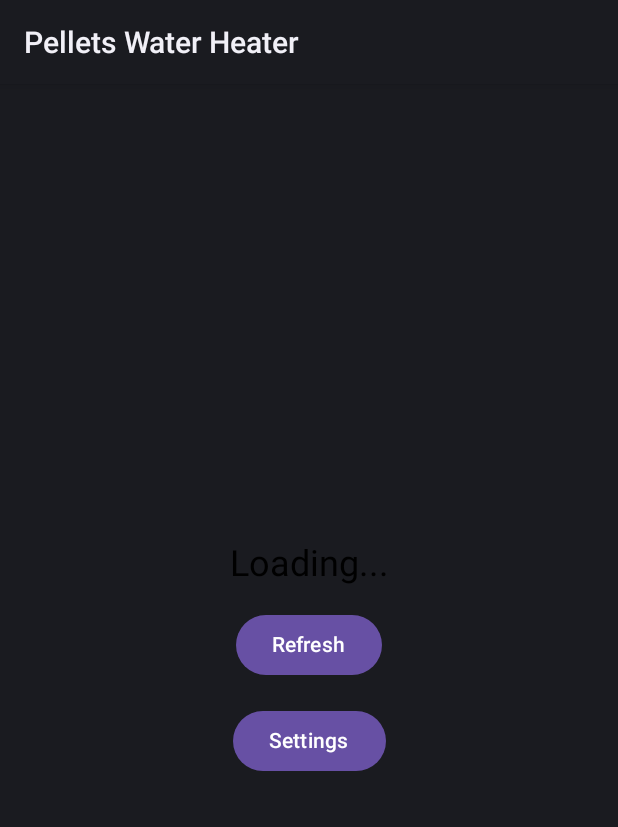
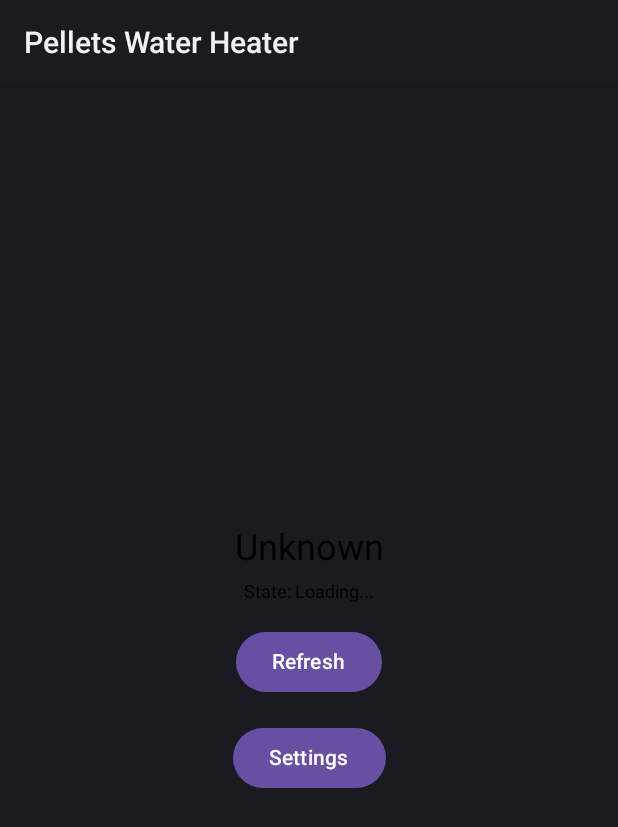
Before and after one commit to evermind-zz/PelletTemperatureWidget, an Android app built with Jetpack Compose: the screen it shows after launch (MainActivity), on a phone screen of 412 x 824 dp. Shown: the top 827 px of the screen. Run offline under Robolectric (Android 15) with nearby library versions, the phone set to English and light mode, and no system bars; libraries missing offline, so code that uses them is left out: androidx.glance, androidx.glance.appwidget; 8 statements that could not run were skipped.

Commit message:
introduce an extra state in viewModel to not clutter the temperature value

```diff
--- a/app/src/main/java/com/example/pelletswaterheater/MainActivity.kt
+++ b/app/src/main/java/com/example/pelletswaterheater/MainActivity.kt
@@ -2,7 +2,6 @@ package com.example.pelletswaterheater
 
 import android.appwidget.AppWidgetManager
 import android.content.ComponentName
-import android.content.Context
 import android.os.Bundle
 import android.widget.Toast
 import androidx.activity.ComponentActivity
@@ -14,8 +13,6 @@ import androidx.compose.foundation.layout.fillMaxSize
 import androidx.compose.foundation.layout.height
 import androidx.compose.foundation.layout.padding
 import androidx.compose.material3.Button
-import androidx.compose.material3.MaterialTheme
-import androidx.compose.material3.Surface
 import androidx.compose.material3.Text
 import androidx.compose.runtime.Composable
 import androidx.compose.runtime.collectAsState
@@ -26,19 +23,16 @@ import androidx.compose.ui.platform.LocalContext
 import androidx.compose.ui.unit.dp
 import androidx.compose.ui.unit.sp
 import androidx.glance.appwidget.updateAll
-import androidx.lifecycle.viewmodel.compose.viewModel
 import kotlinx.coroutines.CoroutineScope
 import kotlinx.coroutines.Dispatchers
 import kotlinx.coroutines.launch
-import java.text.SimpleDateFormat
-import java.util.Date
-import java.util.Locale
 
 class MainActivity : ComponentActivity() {
     override fun onCreate(savedInstanceState: Bundle?) {
         super.onCreate(savedInstanceState)
         TemperatureUtils.appContext = applicationContext // Set app context
         reinitializeWidget()
+        TemperatureUtils.forceTemperatureUpdate(this)
         TemperatureUtils.schedulePeriodicTemperatureUpdate(this)
         CoroutineScope(Dispatchers.Main).launch {
             TemperatureWidget().updateAll(this@MainActivity)
@@ -66,6 +60,7 @@ fun TemperatureDisplay(viewModel: TemperatureViewModel = TemperatureViewModel.ge
     val temperatureState by viewModel.temperature.collectAsState()
     val error by viewModel.error.collectAsState()
     val lastUpdateTime by viewModel.lastUpdateTime.collectAsState()
+    val state by viewModel.state.collectAsState()
     val context = LocalContext.current
 
     error?.let {
@@ -81,12 +76,19 @@ fun TemperatureDisplay(viewModel: TemperatureViewModel = TemperatureViewModel.ge
         horizontalAlignment = Alignment.CenterHorizontally
     ) {
         Text(
-            text = temperatureState?.let { TemperatureUtils.formatTemperature(it) } ?: "Unknown",
+            text = TemperatureUtils.formatTemperature(temperatureState),
             fontSize = 24.sp
         )
         if (lastUpdateTime > 0) {
             Text(
-                text = "Last updated: ${SimpleDateFormat("hh:mm a", Locale.getDefault()).format(Date(lastUpdateTime))}",
+                text = "Last updated: ${TemperatureUtils.formatTimeStamp(lastUpdateTime)}",
+                fontSize = 12.sp,
+                modifier = Modifier.padding(top = 8.dp)
+            )
+        }
+        if (state != null) {
+            Text(
+                text = TemperatureUtils.formattedState(state),
                 fontSize = 12.sp,
                 modifier = Modifier.padding(top = 8.dp)
             )
--- a/app/src/main/java/com/example/pelletswaterheater/TemperatureUtils.kt
+++ b/app/src/main/java/com/example/pelletswaterheater/TemperatureUtils.kt
@@ -19,6 +19,9 @@ import androidx.work.OneTimeWorkRequest
 import androidx.work.PeriodicWorkRequest
 import androidx.work.WorkRequest
 import androidx.work.workDataOf
+import java.text.SimpleDateFormat
+import java.util.Date
+import java.util.Locale
 import java.util.concurrent.TimeUnit
 
 object TemperatureUtils {
@@ -31,15 +34,22 @@ object TemperatureUtils {
 
     fun formatTemperature(rawValue: String?): String {
         return when {
-            rawValue == null || rawValue == "Loading..." -> "Loading..."
-            rawValue == "Error" || rawValue == "Wrong Network" -> rawValue
+            rawValue == null || rawValue == "Unknown" -> "Unknown"
             else -> try {
                 DecimalFormat("0.0").format(rawValue.toDouble()) + "°C"
             } catch (e: NumberFormatException) {
+                Log.d(TAG, e.message, e)
                 "Error"
             }
         }
     }
+
+    fun formatTimeStamp(lastUpdateTime: Long): String =
+        SimpleDateFormat("HH:mm:ss", Locale.getDefault()).format(Date(lastUpdateTime))
+
+    fun formattedState(state: String?) =
+        "State: $state"
+
 
     fun getSharedPrefs(context: Context): SharedPreferences {
         val masterKeyAlias = MasterKeys.getOrCreate(MasterKeys.AES256_GCM_SPEC)
--- a/app/src/main/java/com/example/pelletswaterheater/TemperatureViewModel.kt
+++ b/app/src/main/java/com/example/pelletswaterheater/TemperatureViewModel.kt
@@ -5,12 +5,17 @@ import kotlinx.coroutines.flow.MutableStateFlow
 import android.util.Log
 import kotlinx.coroutines.flow.StateFlow
 
+private val TAG = TemperatureWorker::class.java.simpleName
+
 class TemperatureViewModel : ViewModel() {
-    private val _temperature = MutableStateFlow<String?>("Loading...")
+    private val _temperature = MutableStateFlow<String?>(null)
     val temperature: StateFlow<String?> = _temperature
 
     private val _error = MutableStateFlow<String?>(null)
     val error: StateFlow<String?> = _error
+
+    private val _state = MutableStateFlow<String?>("Loading...")
+    val state: StateFlow<String?> = _state
 
     init {
         Log.d("TemperatureViewModel", "Instance created: ${this.hashCode()}")
@@ -49,4 +54,10 @@ class TemperatureViewModel : ViewModel() {
         Log.d("TemperatureViewModel", "Error cleared")
         _error.value = null
     }
+
+    fun updateState(state: String) {
+        Log.d(TAG, "State updated: $state")
+        _state.value = state
+
+    }
 }
```
Also changed, not shown: app/src/main/java/com/example/pelletswaterheater/TemperatureWidget.kt (+13 -8 lines), app/src/main/java/com/example/pelletswaterheater/TemperatureWorker.kt (+7 -6 lines).
